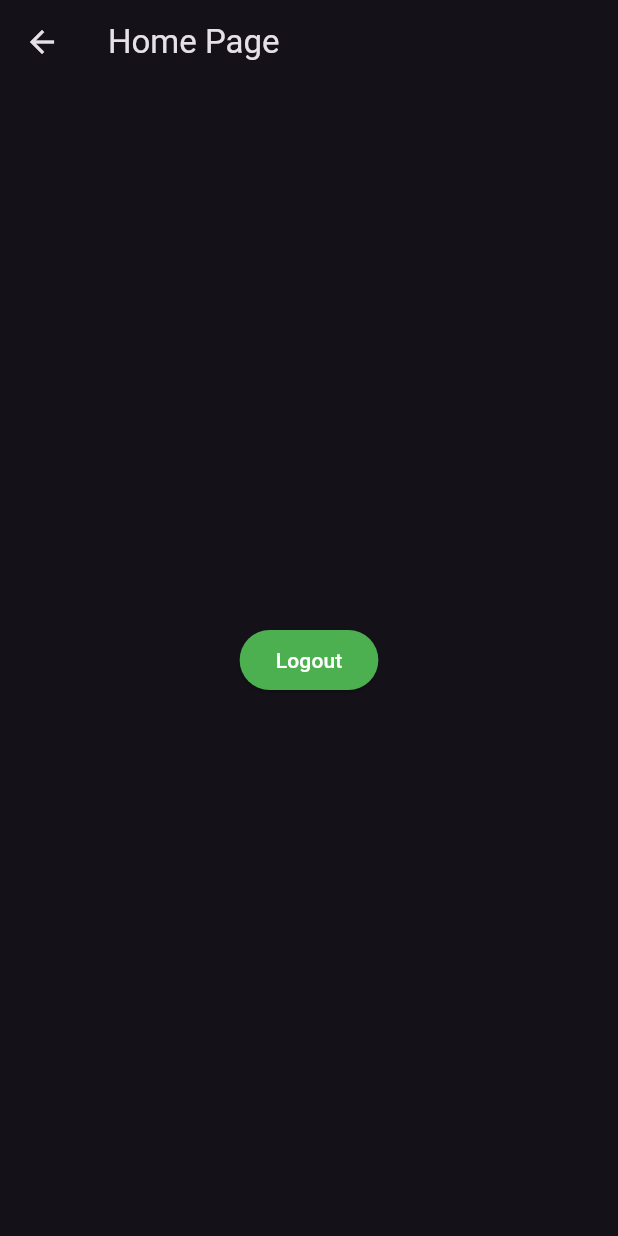
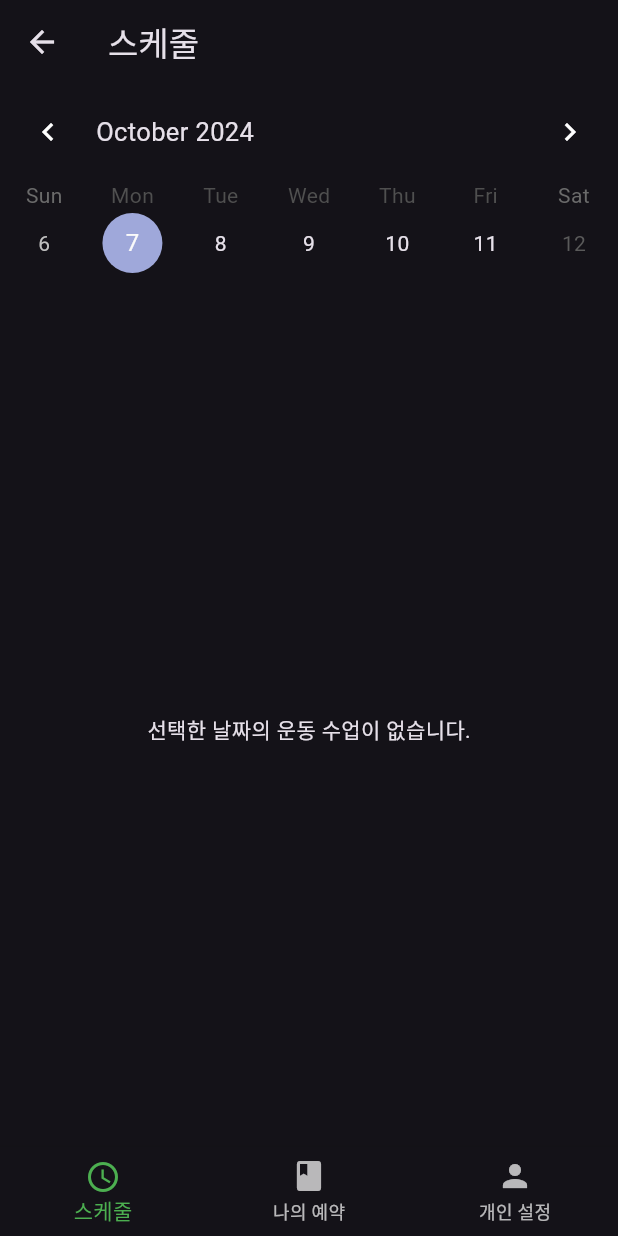
Before and after one commit to mgn1440/JabTraining, a Flutter app: the screen it shows after launch, after a tap on "회원가입", on a phone screen of 412 x 824 dp. Run offline on Flutter 3.47's test engine with Material 3 defaults, Android fonts, the phone set to English and light mode, and no system bars; drawn by our look-alikes of table_calendar; our stand-ins replace flutter_dotenv, supabase_flutter; accounts and stored records are empty.

Commit message:
feat: 운동 생성까지 완료

```diff
--- a/lib/pages/home_page.dart
+++ b/lib/pages/home_page.dart
@@ -1,28 +1,62 @@
 import 'package:flutter/material.dart';
-import 'package:supabase_flutter/supabase_flutter.dart';
-import 'package:jab_training/pages/auth_gate.dart';
-class HomePage extends StatelessWidget {
+import 'package:jab_training/pages/setting_page.dart';
+import 'package:jab_training/pages/schedule_page.dart';
+
+class HomePage extends StatefulWidget {
   const HomePage({super.key});
+
+  @override
+  State<HomePage> createState() => _HomePageState();
+}
+
+class _HomePageState extends State<HomePage> {
+  int _selectedIndex = 0;
+
+  static const List<String> _titles = <String>[
+    '스케줄',
+    '나의 예약',
+    '개인 설정',
+  ];
+
+  static const List<Widget> _widgetOptions = <Widget>[
+    SchedulePage(),
+    Text('Index 1: My Reservation'),
+    SettingPage(),
+  ];
+
+  void _onItemTapped(int index) {
+    setState(() {
+      _selectedIndex = index;
+    });
+  }
 
   @override
   Widget build(BuildContext context) {
     return Scaffold(
       appBar: AppBar(
-        title: const Text('Home Page'),
+        title: Text(_titles[_selectedIndex]),
       ),
       body: Center(
-        child: ElevatedButton(
-          onPressed: () async {
-            final supabase = Supabase.instance.client;
-            await supabase.auth.signOut();  // Supabase 로그아웃 메서드
-
-            // 로그아웃 후에 로그인 페이지나 다른 페이지로 이동
-            Navigator.of(context).pushReplacement(
-              MaterialPageRoute(builder: (context) => const AuthGate()),
-            );
-          },
-          child: const Text('Logout'),
-        ),
+        child: _widgetOptions.elementAt(_selectedIndex),
+      ),
+      bottomNavigationBar: BottomNavigationBar(
+        items: const <BottomNavigationBarItem>[
+          BottomNavigationBarItem(
+            icon: Icon(Icons.schedule),
+            label: '스케줄',
+          ),
+          BottomNavigationBarItem(
+            icon: Icon(Icons.book),
+            label: '나의 예약',
+          ),
+          BottomNavigationBarItem(
+            icon: Icon(Icons.person),
+            label: '개인 설정',
+          ),
+        ],
+        currentIndex: _selectedIndex,
+        selectedItemColor: Colors.green,
+        onTap: _onItemTapped,
       ),
     );
   }
--- /dev/null
+++ b/lib/pages/schedule_page.dart
@@ -0,0 +1,100 @@
+import 'package:flutter/material.dart';
+import 'package:table_calendar/table_calendar.dart';
+import 'package:supabase_flutter/supabase_flutter.dart';
+import 'package:jab_training/component/workout_reservation_component.dart';
+
+
+class SchedulePage extends StatefulWidget {
+  const SchedulePage({super.key});
+
+  @override
+  State<SchedulePage> createState() => _SchedulePageState();
+}
+
+class _SchedulePageState extends State<SchedulePage> {
+  final supabase = Supabase.instance.client;
+  final CalendarFormat _calendarFormat = CalendarFormat.week;
+  DateTime _focusedDay = DateTime.now();
+  DateTime? _selectedDate;
+
+  Stream<List<Map<String, dynamic>>> getSelectDayWorkouts(DateTime date){
+    return supabase
+        .from('workouts')
+        .stream(primaryKey: ['id'])
+        .eq('workout_date', date.toIso8601String().split('T')[0]);
+  }
+
+
+  @override
+  Widget build(BuildContext context) {
+    return Column(
+      children: [
+        TableCalendar(
+          focusedDay: _focusedDay,
+          firstDay: DateTime.now(), // 오늘 포함 7일 표시
+          lastDay: DateTime.now().add(const Duration(days: 14)),
+          calendarFormat: _calendarFormat,
+          selectedDayPredicate: (day) {
+            return isSameDay(_selectedDate, day);
+          },
+          onDaySelected: (selectedDay, focusedDay) {
+            if (!isSameDay(_selectedDate, selectedDay)) {
+              setState(() {
+                _selectedDate = selectedDay;
+                _focusedDay = focusedDay;
+              });
+            }
+          },
+          daysOfWeekVisible: true,
+          headerStyle: const HeaderStyle(
+            formatButtonVisible: false,
+          ),
+        ),
+        const SizedBox(height: 20),
+        Expanded(
+            child: StreamBuilder<List<Map<String, dynamic>>>(
+                stream: getSelectDayWorkouts(_selectedDate ?? DateTime.now()),
+                builder: (context, snapshot) {
+                  if (snapshot.connectionState == ConnectionState.waiting) {
+                    return const Center(
+                      child: CircularProgressIndicator(),
+                    );
+                  }
+                  if (snapshot.hasError) {
+                    return Center(
+                      child: Text('Error: ${snapshot.error.toString()}'),
+                    );
+                  }
+                  if (!snapshot.hasData || snapshot.data!.isEmpty) {
+                    return const Center(
+                      child: Text('선택한 날짜의 운동 수업이 없습니다.'),
+                    );
+                  }
+                  final workouts = snapshot.data!;
+                  return ListView.builder(
+                      itemCount: workouts.length,
+                      itemBuilder: (context, index) {
+                        final workout = workouts[index];
+                        final startTime = DateTime.parse(workout['start_time']);
+                        final duration = workout['duration'] as int;
+                        final workoutName = workout['workout_name'] as String;
+                        final maxParticipants = workout['max_participants'] as int;
+
+                        return WorkoutTile(
+                            workoutName: workoutName,
+                            startTime: startTime,
+                            duration: duration,
+                            maxParticipants: maxParticipants,
+                            currentParticipants: 10,
+                            onReserve: (){},
+                        );
+
+                      }
+                  );
+                }
+            ),
+        )
+      ],
+    );
+  }
+}
--- a/lib/pages/sign_in_page.dart
+++ b/lib/pages/sign_in_page.dart
@@ -14,10 +14,8 @@ class SignInPage extends StatefulWidget {
 class _SignInPageState extends State<SignInPage> {
   bool _isLoading = false;
   bool _redirecting = false;
-
   late final TextEditingController _emailController = TextEditingController();
   late final TextEditingController _passwordController = TextEditingController();
-
   late final StreamSubscription<AuthState> _authStateSubscription;
 
   Future<void> _signIn() async {
@@ -67,7 +65,7 @@ class _SignInPageState extends State<SignInPage> {
           }
         } else {
           if (mounted) {
-            context.showSnackBar('Unexpected error occured', isError: true);
+            context.showSnackBar('Unexpected error occured',   isError: true);
           }
         }
       },
--- a/pubspec.yaml
+++ b/pubspec.yaml
@@ -37,6 +37,7 @@ dependencies:
   # Use with the CupertinoIcons class for iOS style icons.
   cupertino_icons: ^1.0.8
   flutter_dotenv: ^5.1.0
+  table_calendar: ^3.1.2
 
 dev_dependencies:
   flutter_test:
```
Also changed, not shown: lib/component/workout_reservation_component.dart (added, +74 -0 lines), lib/pages/setting_page.dart (added, +47 -0 lines), pubspec.lock.
